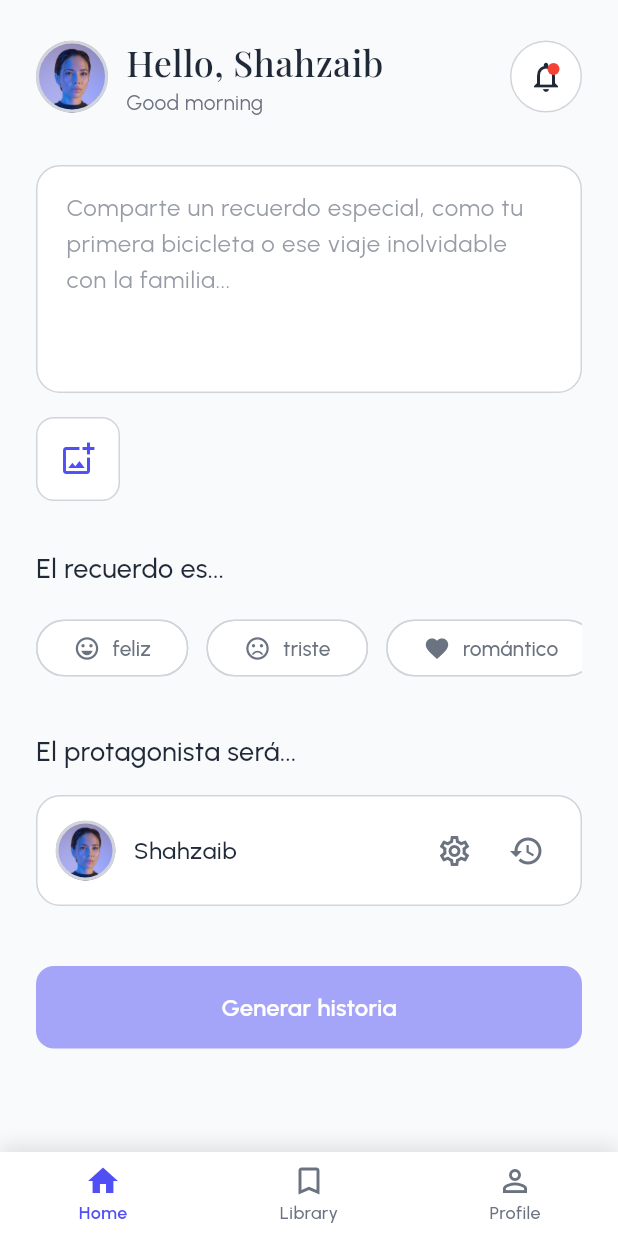
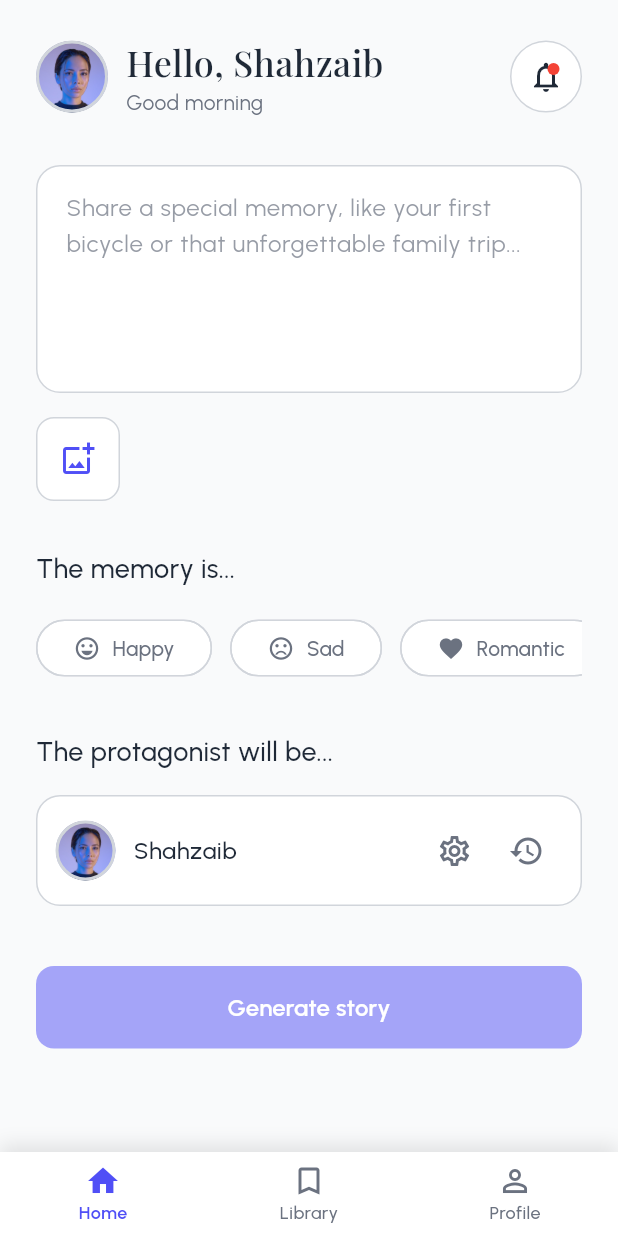
Before and after one commit to Hansleonel/storysparks, a Flutter app: the screen it shows after launch, after a tap on "Sign in", on a phone screen of 412 x 824 dp. Run offline on Flutter 3.47's test engine with Material 3 defaults, Android fonts, the light colour scheme and no system bars; our stand-ins replace dio, equatable, flutter_dotenv, flutter_rating_bar, get_it, google_generative_ai and 3 more; accounts and stored records are empty; generated files the repository leaves out were written again.

Commit message:
add translations to pages fixed

```diff
--- a/lib/core/constants/genre_constants.dart
+++ b/lib/core/constants/genre_constants.dart
@@ -1,17 +1,85 @@
+import 'package:flutter/material.dart';
+
+enum Genre { happy, sad, romantic, nostalgic, adventure, family }
+
+extension GenreExtension on Genre {
+  String get key {
+    switch (this) {
+      case Genre.happy:
+        return 'genreHappy';
+      case Genre.sad:
+        return 'genreSad';
+      case Genre.romantic:
+        return 'genreRomantic';
+      case Genre.nostalgic:
+        return 'genreNostalgic';
+      case Genre.adventure:
+        return 'genreAdventure';
+      case Genre.family:
+        return 'genreFamily';
+    }
+  }
+
+  IconData get icon {
+    switch (this) {
+      case Genre.happy:
+        return Icons.sentiment_very_satisfied;
+      case Genre.sad:
+        return Icons.sentiment_very_dissatisfied;
+      case Genre.romantic:
+        return Icons.favorite;
+      case Genre.nostalgic:
+        return Icons.hourglass_empty;
+      case Genre.adventure:
+        return Icons.explore;
+      case Genre.family:
+        return Icons.family_restroom;
+    }
+  }
+}
+
+// Mantener las constantes por compatibilidad con el código existente
 class GenreConstants {
-  static const String HAPPY = 'feliz';
-  static const String ROMANTIC = 'romántico';
-  static const String NOSTALGIC = 'nostálgico';
-  static const String ADVENTURE = 'aventura';
-  static const String FAMILY = 'familiar';
-  static const String SAD = 'triste';
+  static const HAPPY = 'happy';
+  static const SAD = 'sad';
+  static const ROMANTIC = 'romantic';
+  static const NOSTALGIC = 'nostalgic';
+  static const ADVENTURE = 'adventure';
+  static const FAMILY = 'family';
 
-  static const List<String> allGenres = [
-    HAPPY,
-    ROMANTIC,
-    NOSTALGIC,
-    ADVENTURE,
-    FAMILY,
-    SAD,
-  ];
+  static Genre fromString(String value) {
+    switch (value.toLowerCase()) {
+      case HAPPY:
+        return Genre.happy;
+      case SAD:
+        return Genre.sad;
+      case ROMANTIC:
+        return Genre.romantic;
+      case NOSTALGIC:
+        return Genre.nostalgic;
+      case ADVENTURE:
+        return Genre.adventure;
+      case FAMILY:
+        return Genre.family;
+      default:
+        throw ArgumentError('Invalid genre: $value');
+    }
+  }
+
+  static String toStringValue(Genre genre) {
+    switch (genre) {
+      case Genre.happy:
+        return HAPPY;
+      case Genre.sad:
+        return SAD;
+      case Genre.romantic:
+        return ROMANTIC;
+      case Genre.nostalgic:
+        return NOSTALGIC;
+      case Genre.adventure:
+        return ADVENTURE;
+      case Genre.family:
+        return FAMILY;
+    }
+  }
 }
--- a/lib/features/auth/presentation/pages/login_page.dart
+++ b/lib/features/auth/presentation/pages/login_page.dart
@@ -3,6 +3,7 @@
 import 'package:storysparks/core/routes/app_routes.dart';
 import 'package:storysparks/core/theme/app_colors.dart';
 import '../providers/auth_provider.dart';
+import 'package:flutter_gen/gen_l10n/app_localizations.dart';
 
 class LoginPage extends StatefulWidget {
   const LoginPage({super.key});
@@ -25,6 +26,7 @@
 
   @override
   Widget build(BuildContext context) {
+    final l10n = AppLocalizations.of(context)!;
     return Scaffold(
       appBar: AppBar(
         backgroundColor: AppColors.background,
@@ -36,7 +38,7 @@
           crossAxisAlignment: CrossAxisAlignment.start,
           children: [
             Text(
-              'Welcome back 👋',
+              l10n.welcomeBack,
               style: Theme.of(context).textTheme.headlineMedium?.copyWith(
                     fontFamily: 'Playfair',
                     fontWeight: FontWeight.w700,
@@ -45,7 +47,7 @@
             ),
             const SizedBox(height: 8),
             Text(
-              'Please enter your email & password to sign in.',
+              l10n.loginDescription,
               style: Theme.of(context).textTheme.bodyLarge?.copyWith(
                     fontFamily: 'Urbanist',
                     color: AppColors.textSecondary,
@@ -78,7 +80,7 @@
         color: AppColors.textPrimary,
       ),
       decoration: InputDecoration(
-        labelText: 'Email',
+        labelText: AppLocalizations.of(context)!.email,
         labelStyle: const TextStyle(
           fontFamily: 'Urbanist',
           fontWeight: FontWeight.w400,
@@ -117,7 +119,7 @@
         color: AppColors.textPrimary,
       ),
       decoration: InputDecoration(
-        labelText: 'Password',
+        labelText: AppLocalizations.of(context)!.password,
         labelStyle: const TextStyle(
           fontFamily: 'Urbanist',
           fontWeight: FontWeight.w400,
@@ -158,9 +160,9 @@
             borderRadius: BorderRadius.circular(4),
           ),
         ),
-        const Text(
-          'Remember me',
-          style: TextStyle(
+        Text(
+          AppLocalizations.of(context)!.rememberMe,
+          style: const TextStyle(
             fontFamily: 'Urbanist',
             fontWeight: FontWeight.w500,
           ),
@@ -171,7 +173,7 @@
             // TODO: Implement forgot password
           },
           child: Text(
-            'Forgot password?',
+            AppLocalizations.of(context)!.forgotPassword,
             style: TextStyle(
               color: AppColors.primary,
               fontFamily: 'Urbanist',
@@ -210,9 +212,9 @@
             ),
             child: authProvider.isLoading
                 ? const CircularProgressIndicator(color: Colors.white)
-                : const Text(
-                    'Sign in',
-                    style: TextStyle(
+                : Text(
+                    AppLocalizations.of(context)!.signIn,
+                    style: const TextStyle(
                       color: AppColors.white,
                       fontSize: 16,
                       fontFamily: 'Urbanist',
@@ -229,9 +231,9 @@
     return Row(
       mainAxisAlignment: MainAxisAlignment.center,
       children: [
-        const Text(
-          "Don't have an account?",
-          style: TextStyle(
+        Text(
+          AppLocalizations.of(context)!.dontHaveAccount,
+          style: const TextStyle(
             fontFamily: 'Urbanist',
             fontWeight: FontWeight.w500,
           ),
@@ -241,8 +243,8 @@
             // TODO: Navigate to sign up page
           },
           child: Text(
-            'Sign up',
-            style: TextStyle(
+            AppLocalizations.of(context)!.signUp,
+            style: const TextStyle(
               color: AppColors.primary,
               fontFamily: 'Urbanist',
               fontWeight: FontWeight.w600,
--- a/lib/features/home/presentation/pages/home_page.dart
+++ b/lib/features/home/presentation/pages/home_page.dart
@@ -6,6 +6,7 @@
 import 'package:storysparks/core/theme/app_colors.dart';
 import '../providers/home_provider.dart';
 import 'package:storysparks/core/constants/genre_constants.dart';
+import 'package:flutter_gen/gen_l10n/app_localizations.dart';
 
 class HomePage extends StatelessWidget {
   const HomePage({super.key});
@@ -74,8 +75,7 @@
             color: AppColors.textPrimary,
           ),
           decoration: InputDecoration(
-            hintText:
-                'Comparte un recuerdo especial, como tu primera bicicleta o ese viaje inolvidable con la familia...',
+            hintText: AppLocalizations.of(context)!.shareMemoryHint,
             hintStyle: TextStyle(
               fontFamily: 'Urbanist',
               fontSize: 16,
@@ -288,10 +288,10 @@
   Widget build(BuildContext context) {
     return Column(
       crossAxisAlignment: CrossAxisAlignment.start,
-      children: const [
+      children: [
         Text(
-          'El recuerdo es...',
-          style: TextStyle(
+          AppLocalizations.of(context)!.genreTitle,
+          style: const TextStyle(
             fontFamily: 'Urbanist',
             fontSize: 18,
             fontWeight: FontWeight.w500,
@@ -310,56 +310,58 @@
 
   @override
   Widget build(BuildContext context) {
-    return const SingleChildScrollView(
+    return SingleChildScrollView(
       scrollDirection: Axis.horizontal,
       child: Row(
-        children: [
-          _GenreChip(
-              label: GenreConstants.HAPPY,
-              icon: Icons.sentiment_very_satisfied),
-          _GenreChip(
-              label: GenreConstants.SAD,
-              icon: Icons.sentiment_very_dissatisfied),
-          _GenreChip(label: GenreConstants.ROMANTIC, icon: Icons.favorite),
-          _GenreChip(
-              label: GenreConstants.NOSTALGIC, icon: Icons.hourglass_empty),
-          _GenreChip(label: GenreConstants.ADVENTURE, icon: Icons.explore),
-          _GenreChip(label: GenreConstants.FAMILY, icon: Icons.family_restroom),
-        ],
+        children: Genre.values.map((genre) {
+          return _GenreChip(
+            genre: genre,
+          );
+        }).toList(),
       ),
     );
   }
 }
 
 class _GenreChip extends StatelessWidget {
-  final String label;
-  final IconData icon;
+  final Genre genre;
 
   const _GenreChip({
-    required this.label,
-    required this.icon,
+    required this.genre,
   });
 
   @override
   Widget build(BuildContext context) {
+    final l10n = AppLocalizations.of(context)!;
     return Padding(
       padding: const EdgeInsets.only(right: 12),
       child: Consumer<HomeProvider>(
         builder: (context, provider, _) {
-          final isSelected = provider.selectedGenre == label;
+          final isSelected =
+              provider.selectedGenre == GenreConstants.toStringValue(genre);
           return FilterChip(
             selected: isSelected,
             showCheckmark: false,
             label: Row(
               children: [
                 Icon(
-                  icon,
+                  genre.icon,
                   size: 18,
                   color: isSelected ? AppColors.white : AppColors.textSecondary,
                 ),
                 const SizedBox(width: 8),
                 Text(
-                  label,
+                  genre.key == 'genreHappy'
+                      ? l10n.genreHappy
+                      : genre.key == 'genreSad'
+                          ? l10n.genreSad
+                          : genre.key == 'genreRomantic'
+                              ? l10n.genreRomantic
+                              : genre.key == 'genreNostalgic'
+                                  ? l10n.genreNostalgic
+                                  : genre.key == 'genreAdventure'
+                                      ? l10n.genreAdventure
+                                      : l10n.genreFamily,
                   style: TextStyle(
                     fontFamily: 'Urbanist',
                     color:
@@ -371,7 +373,8 @@
             backgroundColor: AppColors.white,
             selectedColor: AppColors.primary,
             onSelected: (bool selected) {
-              provider.setSelectedGenre(selected ? label : '');
+              provider.setSelectedGenre(
+                  selected ? GenreConstants.toStringValue(genre) : '');
             },
             padding: const EdgeInsets.symmetric(horizontal: 16, vertical: 8),
             shape: RoundedRectangleBorder(
@@ -395,9 +398,9 @@
     return Column(
       crossAxisAlignment: CrossAxisAlignment.start,
       children: [
-        const Text(
-          'El protagonista será...',
-          style: TextStyle(
+        Text(
+          AppLocalizations.of(context)!.theProtagonistWillBe,
+          style: const TextStyle(
             fontFamily: 'Urbanist',
             fontSize: 18,
             fontWeight: FontWeight.w500,
@@ -510,9 +513,9 @@
               ),
               disabledBackgroundColor: AppColors.primary.withOpacity(0.5),
             ),
-            child: const Text(
-              'Generar historia',
-              style: TextStyle(
+            child: Text(
+              AppLocalizations.of(context)!.generateStory,
+              style: const TextStyle(
                 fontFamily: 'Urbanist',
                 fontSize: 16,
                 fontWeight: FontWeight.w600,
@@ -556,8 +559,8 @@
               crossAxisAlignment: CrossAxisAlignment.start,
               children: [
                 Text(
-                  'Hello, Shahzaib',
-                  style: TextStyle(
+                  AppLocalizations.of(context)!.hello('Shahzaib'),
+                  style: const TextStyle(
                     fontFamily: 'Playfair',
                     fontSize: 24,
                     fontWeight: FontWeight.w500,
@@ -565,8 +568,8 @@
                   ),
                 ),
                 Text(
-                  'Good morning',
-                  style: TextStyle(
+                  AppLocalizations.of(context)!.goodMorning,
+                  style: const TextStyle(
                     fontFamily: 'Urbanist',
                     fontSize: 14,
                     fontWeight: FontWeight.w400,
--- a/lib/l10n/app_en.arb
+++ b/lib/l10n/app_en.arb
@@ -5,5 +5,60 @@
     "register": "Register",
     "logout": "Logout",
     "profile": "Profile",
-    "settings": "Settings"
+    "settings": "Settings",
+    "popularStories": "Popular Stories 🔥",
+    "newStories": "New Stories 🎁",
+    "viewAll": "View all",
+    "timeline": "Timeline",
+    "completed": "Completed",
+    "unread": "Unread",
+    "deleteFromSaved": "Delete from saved",
+    "deleteConfirmation": "Are you sure you want to delete this story from your saved stories?",
+    "cancel": "Cancel",
+    "delete": "Delete",
+    "storyDeletedSuccess": "Story successfully deleted",
+    "yourStory": "Your Story",
+    "seeMore": "See more",
+    "seeLess": "See less",
+    "genreTitle": "The memory is...",
+    "generateStory": "Generate story",
+    "email": "Email",
+    "password": "Password",
+    "welcomeBack": "Welcome back 👋",
+    "loginDescription": "Please enter your email & password to sign in.",
+    "rememberMe": "Remember me",
+    "forgotPassword": "Forgot password?",
+    "signIn": "Sign in",
+    "dontHaveAccount": "Don't have an account?",
+    "signUp": "Sign up",
+    "shareMemoryHint": "Share a special memory, like your first bicycle or that unforgettable family trip...",
+    "theProtagonistWillBe": "The protagonist will be...",
+    "hello": "Hello, {name}",
+    "@hello": {
+        "placeholders": {
+            "name": {
+                "type": "String"
+            }
+        }
+    },
+    "goodMorning": "Good morning",
+    "genreHappy": "Happy",
+    "genreSad": "Sad",
+    "genreRomantic": "Romantic",
+    "genreNostalgic": "Nostalgic",
+    "genreAdventure": "Adventure",
+    "genreFamily": "Family",
+    "story": "story",
+    "memory": "memory",
+    "originalMemory": "Original Memory",
+    "generatedStory": "Generated Story",
+    "startReading": "Start reading",
+    "storySavedSuccess": "Story saved successfully",
+    "storyDeleteError": "Error deleting story",
+    "exitWithoutSaving": "Exit without saving?",
+    "exitWithoutSavingMessage": "This story is unique and will be lost if you exit without saving it. Are you sure you want to exit?",
+    "exit": "Exit",
+    "selectFromGallery": "Select from gallery",
+    "takePhoto": "Take a photo",
+    "memoryImage": "Memory image"
 }
```
Also changed, not shown: lib/features/library/presentation/pages/library_page.dart (+18 -16 lines), lib/features/story/presentation/pages/generated_story_page.dart (+64 -38 lines), lib/l10n/app_es.arb (+56 -1 lines).
